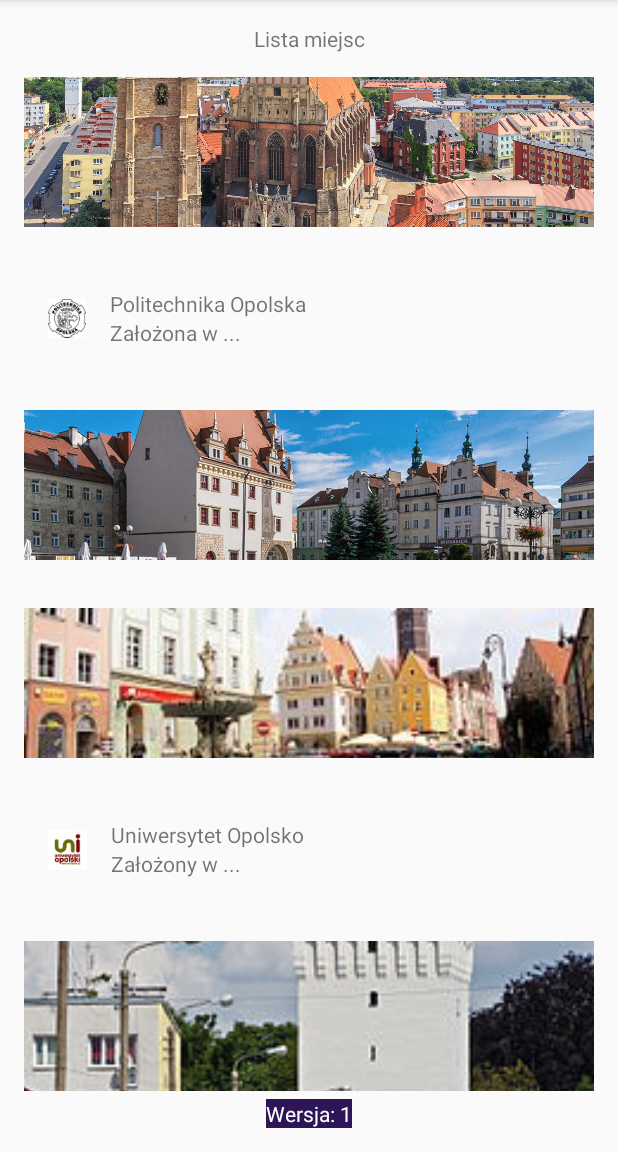
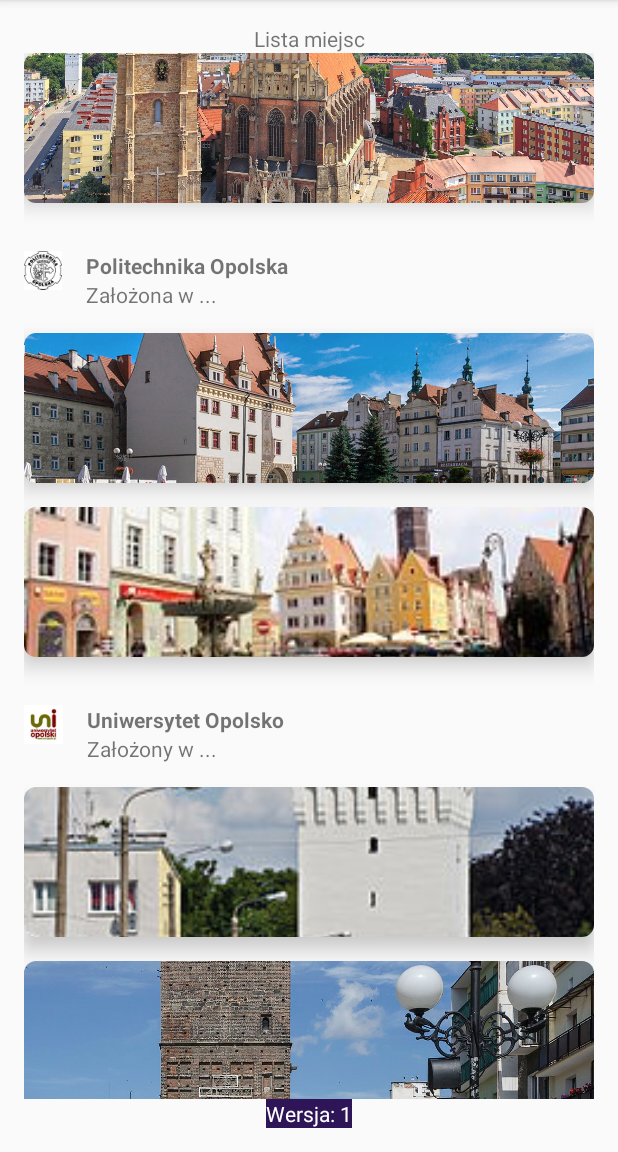
Before and after one commit to kgluszczyk/Destinations, an Android app: the screen it shows after launch (MainActivity), after a tap on "Lista miejsc", on a phone screen of 412 x 824 dp, the part 84-1236 px from its top. Run offline under Robolectric (Android 15) with nearby library versions, the light colour scheme and no system bars.

Commit message:
Add card view

```diff
--- a/app/src/main/res/layout/fragment_item_list.xml
+++ b/app/src/main/res/layout/fragment_item_list.xml
@@ -10,4 +10,4 @@
     android:layout_marginRight="16dp"
     app:layoutManager="LinearLayoutManager"
     tools:context=".ItemFragment"
-    tools:listitem="@layout/fragment_item" />
+    tools:listitem="@layout/zabytek_element" />
--- a/app/src/main/res/layout/uniwersytet_element.xml
+++ b/app/src/main/res/layout/uniwersytet_element.xml
@@ -11,12 +11,12 @@
         android:id="@+id/logo"
         android:layout_width="wrap_content"
         android:layout_height="wrap_content"
-        android:layout_margin="@dimen/text_margin"
         tools:src="@drawable/logo_herb_nysa" />
 
     <LinearLayout
         android:layout_width="wrap_content"
-        android:layout_height="match_parent"
+        android:layout_height="wrap_content"
+        android:layout_marginLeft="16dp"
         android:gravity="center|left"
         android:orientation="vertical">
 
@@ -24,6 +24,7 @@
             android:id="@+id/title"
             android:layout_width="wrap_content"
             android:layout_height="wrap_content"
+            android:textStyle="bold"
             tools:text="Title" />
 
         <TextView
--- a/app/src/main/res/layout/zabytek_element.xml
+++ b/app/src/main/res/layout/zabytek_element.xml
@@ -1,10 +1,13 @@
 <?xml version="1.0" encoding="utf-8"?>
-<LinearLayout xmlns:android="http://schemas.android.com/apk/res/android"
+<android.support.v7.widget.CardView xmlns:android="http://schemas.android.com/apk/res/android"
+    xmlns:app="http://schemas.android.com/apk/res-auto"
     xmlns:tools="http://schemas.android.com/tools"
     android:layout_width="match_parent"
     android:layout_height="wrap_content"
     android:layout_marginBottom="@dimen/text_margin"
-    android:layout_marginTop="@dimen/text_margin">
+    app:cardBackgroundColor="#E6E6E6"
+    app:cardCornerRadius="8dp"
+    app:cardElevation="8dp">
 
     <ImageView
         android:id="@+id/zabytek_obraz"
@@ -12,4 +15,4 @@
         android:layout_height="100dp"
         android:scaleType="centerCrop"
         tools:src="@drawable/zabytek_1" />
-</LinearLayout>
+</android.support.v7.widget.CardView>
```
Also changed, not shown: app/src/main/res/layout/fragment_item.xml (deleted, +0 -20 lines).
